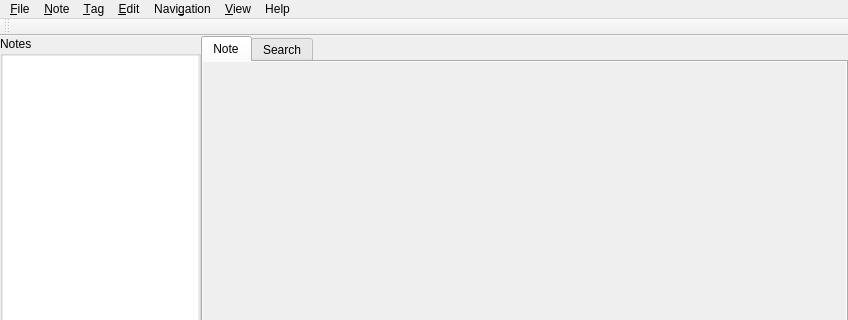
This is src/interface/ui/MainWindow.ui in YoukaiCat/QtSemanticNotes as Qt 5 draws it before an edit; both pictures show x 0 to 848 and y 0 to 320 of the 848 by 622 pixel window. The edited form follows.
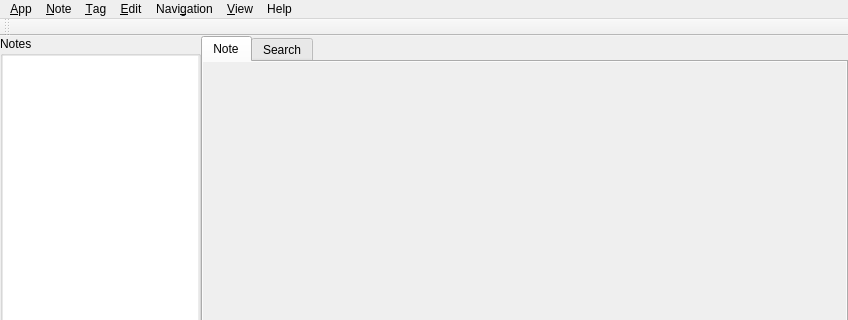
This is the edited form. Icons and pictures are not drawn.

Commit message: Use globbing in qbs config

```diff
--- a/src/interface/ui/MainWindow.ui
+++ b/src/interface/ui/MainWindow.ui
@@ -802,7 +802,7 @@
    </widget>
    <widget class="QMenu" name="menuFile">
     <property name="title">
-     <string>&amp;File</string>
+     <string>&amp;App</string>
     </property>
     <addaction name="actionQuit"/>
    </widget>
```
The commit also changes 2 other files.
